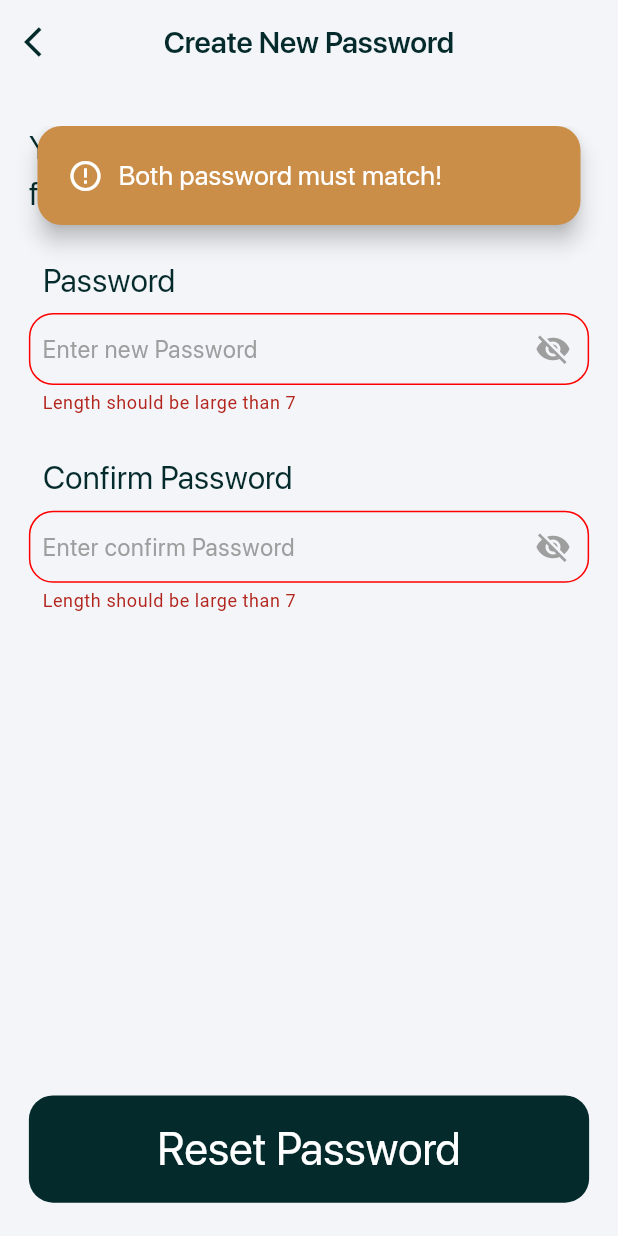
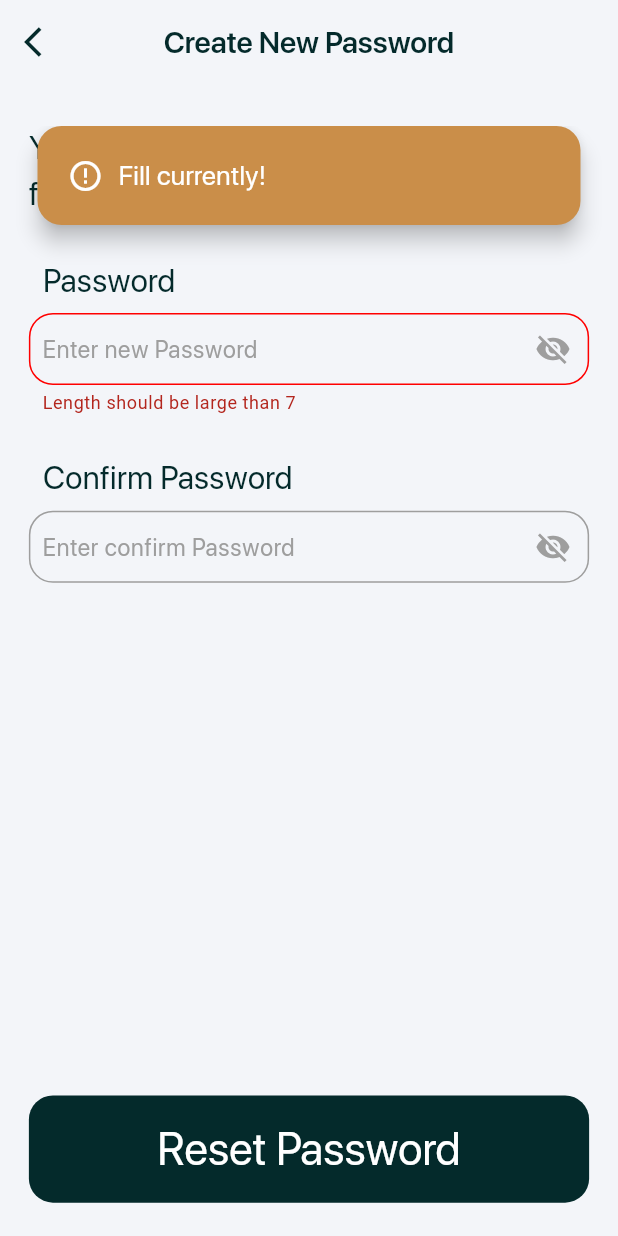
Before and after one commit to sherzodkamoldinov/blog_app, a Flutter app: the CreateNewPasswordView screen opened directly, after a tap on "Reset Password", on a phone screen of 412 x 824 dp. Run offline on Flutter 3.47's test engine with Material 2 defaults, Android fonts, the phone set to English and light mode, and no system bars; our stand-ins replace bloc, connectivity_plus, custom_navigation_bar, dio, easy_localization, email_validator and 12 more; accounts and stored records are empty; project files that could hold a hidden picture were left out.

Commit message:
fixed login, register, verify, resetPassword services and added timer. added same items and fixed in auth ui

```diff
--- a/lib/data/repositories/auth_repository.dart
+++ b/lib/data/repositories/auth_repository.dart
@@ -7,9 +7,7 @@ class AuthRepository {
 
   final ApiProvider _apiProvider;
 
-  Future<void> authorize() => _apiProvider.authorize();
-
-  Future<bool> registerUser({required UserModel user}) =>
+  Future<void> registerUser({required UserModel user}) =>
       _apiProvider.registerUser(user: user);
 
   Future<Map<String, dynamic>> login(
--- a/lib/main.dart
+++ b/lib/main.dart
@@ -21,7 +21,7 @@ void main() async {
   WidgetsFlutterBinding.ensureInitialized();
   // await StorageRepository.getInstance();
   await ScreenUtil.ensureScreenSize();
-  await StorageService.init();
+  StorageService.init();
   SystemChrome.setPreferredOrientations([
     DeviceOrientation.portraitUp,
     DeviceOrientation.portraitDown,
@@ -105,7 +105,7 @@ class MyApp extends StatelessWidget {
             appBarTheme: const AppBarTheme(backgroundColor: Colors.orange)
           ),
           onGenerateRoute: MyRouter.generateRoute,
-          initialRoute: testView // mainPage,
+          initialRoute: splashView // mainPage,
           ),
     );
   }
--- a/lib/views/auth/login_view.dart
+++ b/lib/views/auth/login_view.dart
@@ -206,6 +206,8 @@ class _LoginViewState extends State<LoginView> {
                   ),
                 ),
               ),
+
+              const SizedBox(height: 20),
             ],
           ),
         ),
--- a/lib/views/auth/reset_password/create_new_password_view.dart
+++ b/lib/views/auth/reset_password/create_new_password_view.dart
@@ -51,12 +51,22 @@ class _CreateNewPasswordViewState extends State<CreateNewPasswordView> {
       resizeToAvoidBottomInset: false,
       backgroundColor: MyColors.backgroundColor,
       appBar: const CustomAppBar(title: 'Create New Password'),
-      body: Padding(
+      body: BlocConsumer<AuthCubit, AuthState>(
+        listener: (context, state) {
+          if (state.formzStatus.isSubmissionFailure) {
+            MyUtils.showSnackBar(context, state.errorText);
+          }
+        },
+        builder: (context, state) {
+          return Padding(
             padding: EdgeInsets.symmetric(horizontal: 20.w),
             child: Form(
+              autovalidateMode: AutovalidateMode.always,
               key: formKey,
-          child:
-              Column(crossAxisAlignment: CrossAxisAlignment.start, children: [
+              child: Column(
+                crossAxisAlignment: CrossAxisAlignment.start,
+                children: [
+
                   SizedBox(height: 30.h),
 
                   // TITLE
@@ -67,6 +77,7 @@ class _CreateNewPasswordViewState extends State<CreateNewPasswordView> {
                   SizedBox(height: 30.h),
 
                   // FIELDS
+                  // PASSWORD FIELD
                   Text(
                     "  Password",
                     style: MyTextStyle.sfProRegular.copyWith(fontSize: 24.sp),
@@ -82,6 +93,7 @@ class _CreateNewPasswordViewState extends State<CreateNewPasswordView> {
                   ),
                   SizedBox(height: 30.h),
 
+                  // CONFIRM FIELD
                   Text(
                     "  Confirm Password",
                     style: MyTextStyle.sfProRegular.copyWith(fontSize: 24.sp),
@@ -89,44 +101,42 @@ class _CreateNewPasswordViewState extends State<CreateNewPasswordView> {
                   SizedBox(height: 7.h),
                   CustomTextField(
                     isEnd: true,
+                    confirm: _passwordController,
                     controller: _confirmPasswordController,
                     isPassword: true,
                     text: 'Enter confirm Password',
                     focusNode: _confirmPasswordFocusNode,
                     nextFocusNode: _confirmPasswordFocusNode,
-              type: 'password',
+                    type: 'confirm',
                   ),
                   const Expanded(child: SizedBox()),
 
                   // SEND NEW PASSWORD
-            BlocBuilder<AuthCubit, AuthState>(
-              builder: (context, state) {
-                return customBotton(
+                  customBotton(
                     onPressed: () async {
                       var isValid = formKey.currentState!.validate();
-                    if (isValid &&
-                        _passwordController.text ==
-                            _confirmPasswordController.text) {
+                      if (isValid) {
                         await context
                             .read<AuthCubit>()
                             .resetPassword(password: _passwordController.text);
                         Navigator.pushNamedAndRemoveUntil(
                             context, loginView, (route) => false);
                       } else {
-                      MyUtils.showSnackBar(
-                          context, 'Both password must match!');
+                        MyUtils.showSnackBar(context, 'Fill currently!');
                       }
                     },
                     title: state.formzStatus.isSubmissionInProgress
                         ? null
                         : "Reset Password",
                     fillColor: true,
+                  ),
+                  SizedBox(height: 25.h),
+
+                ],
+              ),
+            ),
           );
         },
-            ),
-            SizedBox(height: 25.h),
-          ]),
-        ),
       ),
     );
   }
--- a/lib/views/bottom_bar/main_view/main_view.dart
+++ b/lib/views/bottom_bar/main_view/main_view.dart
@@ -164,7 +164,6 @@ class _MainViewState extends State<MainView> {
                               .toList()[0];
                           return InkWell(
                             onTap: () async {
-
                               Navigator.pushNamed(context, readMoreView,
                                   arguments: [
                                     // text
@@ -180,7 +179,8 @@ class _MainViewState extends State<MainView> {
                             child: blogItem(
                                 title: blogState.blogPosts[index].title,
                                 imageUrl: blogState.blogPosts[index].imageUrl,
-                                userName: '${userName.firstName} ${userName.lastName}',
+                                userName:
+                                    '${userName.firstName} ${userName.lastName}',
                                 text: blogState.blogPosts[index].description,
                                 onPressed: () {
                                   Navigator.pushNamed(context, readMoreView,
--- a/lib/views/widgest/custom_text_field.dart
+++ b/lib/views/widgest/custom_text_field.dart
@@ -7,6 +7,7 @@ import 'package:vlog_app/utils/style.dart';
 class CustomTextField extends StatefulWidget {
   const CustomTextField({
     super.key,
+    TextEditingController? confirm,
     required TextEditingController controller,
     required bool isPassword,
     required String text,
@@ -16,15 +17,17 @@ class CustomTextField extends StatefulWidget {
     required this.type,
   })  : _controller = controller,
         _isPassword = isPassword,
-        _text = text, // text, password, email
+        _text = text, // text, password, email, confirm
         _focusNode = focusNode,
-        _nextFocusNode = nextFocusNode;
+        _nextFocusNode = nextFocusNode,
+        _confirm = confirm;
 
   final TextEditingController _controller;
+  final TextEditingController? _confirm;
   final bool _isPassword;
   final String _text;
   final FocusNode _focusNode;
-  final FocusNode _nextFocusNode;
+  final FocusNode _nextFocusNode; // dont use becouse its textFormField
   final bool isEnd;
   final String type;
 
@@ -38,7 +41,9 @@ class _CustomTextFieldState extends State<CustomTextField> {
   @override
   Widget build(BuildContext context) {
     return TextFormField(
-      keyboardType: widget.type == 'email' ? TextInputType.emailAddress : TextInputType.text,
+      keyboardType: widget.type == 'email'
+          ? TextInputType.emailAddress
+          : TextInputType.text,
       cursorColor: MyColors.richBlack,
       validator: (value) {
         switch (widget.type) {
@@ -50,6 +55,12 @@ class _CustomTextFieldState extends State<CustomTextField> {
           case 'password':
             if (value != null && value.length < 8) {
               return "Length should be large than 7";
+            }
+            return null;
+          case 'confirm':
+            if (value != null &&
+                widget._controller.text != widget._confirm!.text) {
+              return 'Both password must match';
             }
             return null;
           case 'text':
@@ -103,7 +114,6 @@ class _CustomTextFieldState extends State<CustomTextField> {
           borderRadius: BorderRadius.circular(16),
           borderSide: const BorderSide(color: MyColors.red),
         ),
-
       ),
     );
   }
```
Also changed, not shown: lib/cubits/auth_cubit/auth_cubit.dart (+16 -35 lines), lib/data/services/api/api_provider.dart (+34 -33 lines), lib/utils/my_utils.dart (+14 -6 lines), lib/views/auth/auth_view.dart (+9 -2 lines), lib/views/auth/register_view.dart (+11 -13 lines), lib/views/auth/reset_password/reset_password.dart (+5 -8 lines), lib/views/auth/verify_code_view.dart (+90 -34 lines). Lines whose indentation alone changed are shown as unchanged.
